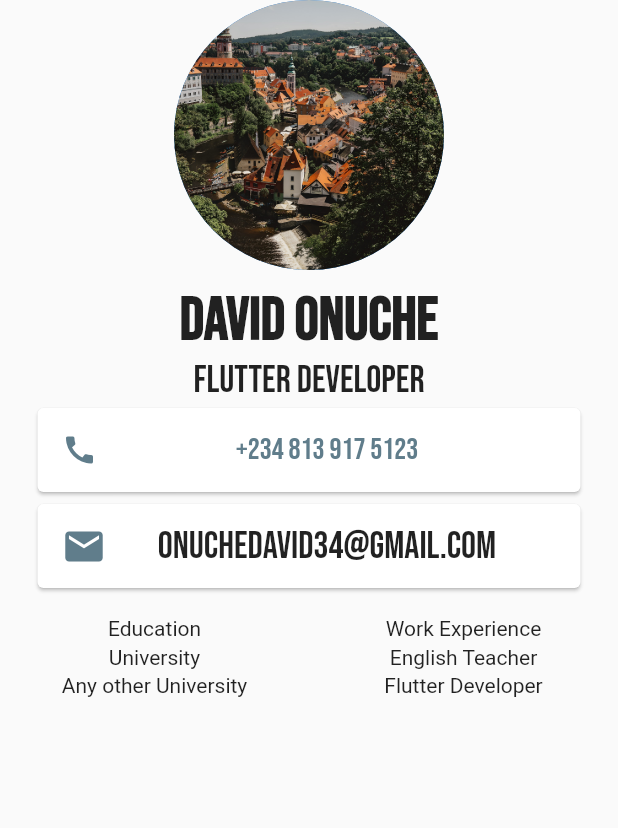
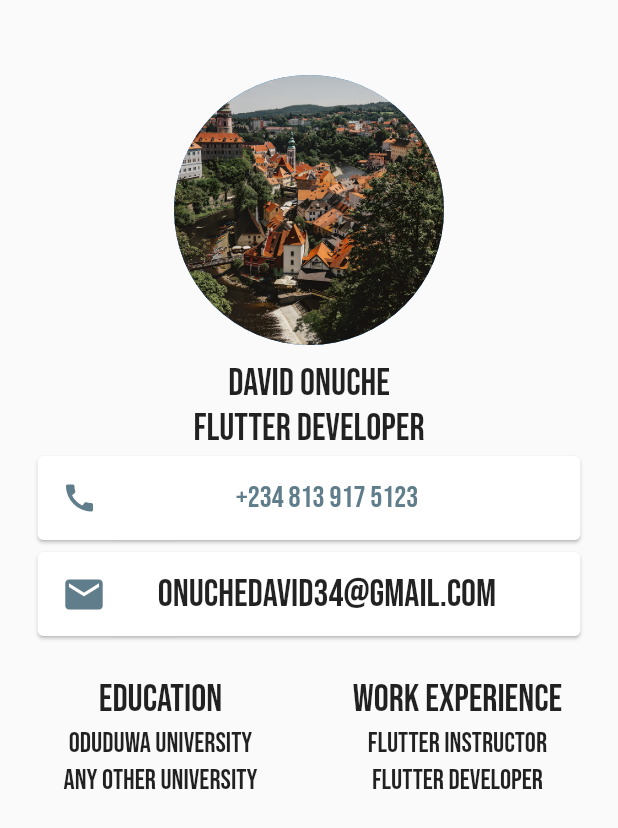
Before and after one commit to davidonuche/my_cv_app, a Flutter app: the screen it shows after launch, on a phone screen of 412 x 824 dp. Shown: the top 828 px of the screen. Run offline on Flutter 3.47's test engine with Material 2 defaults, Android fonts, the phone set to English and light mode, and no system bars.

Commit message:
Done with my cv app fully functional

```diff
--- a/lib/constants.dart
+++ b/lib/constants.dart
@@ -2,14 +2,14 @@ import 'package:flutter/material.dart';
 
 const TextStyle kRegularTextstyle =
     TextStyle(fontFamily: "Bebas", fontSize: 25);
-const TextStyle kBoldTextstyle =
+
+const TextStyle kTitleTextstyle =
     TextStyle(fontFamily: "Bebas", fontSize: 40, fontWeight: FontWeight.bold);
-const TextStyle kCardElementTextStyle = TextStyle(
-  fontFamily: "Bebas",
-  fontSize: 20,
-  color: Colors.blueGrey
-);
+
+const TextStyle kCardElementTextStyle =
+    TextStyle(fontFamily: "Bebas", fontSize: 20, color: Colors.blueGrey);
+
 const TextStyle kRegularSmallTextstyle =
-    TextStyle(fontFamily: "Bebas");
-    const TextStyle kRegularBoldTextstyle =
-    TextStyle(fontFamily: "Bebas", fontSize: 25);
+    TextStyle(fontFamily: "Bebas", fontSize: 18.5);
+
+const TextStyle kBoldTextstyle = TextStyle(fontFamily: "Bebas", fontSize: 25);
--- a/lib/screens/my_cv_page.dart
+++ b/lib/screens/my_cv_page.dart
@@ -9,6 +9,7 @@ class MyCvPage extends StatelessWidget {
     return Scaffold(
         body: Center(
             child: Column(children: [
+      SizedBox(height: 50),
       // Avater Image
       CircleAvatar(
         radius: 90,
@@ -44,7 +45,9 @@ class MyCvPage extends StatelessWidget {
             )),
       ),
       SizedBox(height: 15),
-      Row(
+      Padding(
+        padding: const EdgeInsets.all(8.0),
+        child: Row(
             mainAxisAlignment: MainAxisAlignment.spaceBetween,
             crossAxisAlignment: CrossAxisAlignment.start,
             children: [
@@ -54,11 +57,14 @@ class MyCvPage extends StatelessWidget {
                 // flex: 4,
                 child: Column(
                   children: [
-                  Text("Education"),
+                    Text(
+                      "Education",
+                      style: kBoldTextstyle,
+                    ),
                     SizedBox(height: 3),
-                  Text("University"),
+                    Text("Oduduwa University", style: kRegularSmallTextstyle),
                     SizedBox(height: 3),
-                  Text("Any other University"),
+                    Text("Any other University", style: kRegularSmallTextstyle),
                   ],
                 ),
               ),
@@ -68,15 +74,19 @@ class MyCvPage extends StatelessWidget {
                 // flex: 4,
                 child: Column(
                   children: [
-                  Text("Work Experience"),
+                    Text(
+                      "Work Experience",
+                      style: kBoldTextstyle,
+                    ),
                     SizedBox(height: 3),
-                  Text("English Teacher"),
+                    Text("Flutter Instructor", style: kRegularSmallTextstyle),
                     SizedBox(height: 3),
-                  Text("Flutter Developer")
+                    Text("Flutter Developer", style: kRegularSmallTextstyle)
                   ],
                 ),
               )
-          ])
+            ]),
+      )
     ])));
   }
 }
```
Lines whose indentation alone changed are shown as unchanged.
